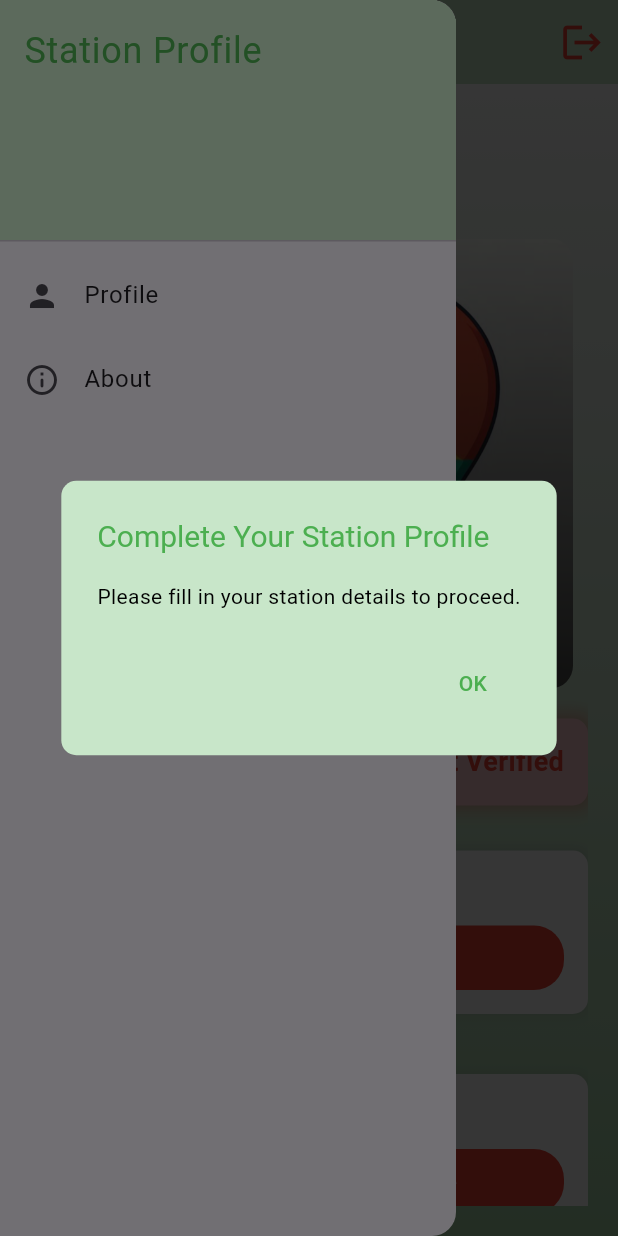
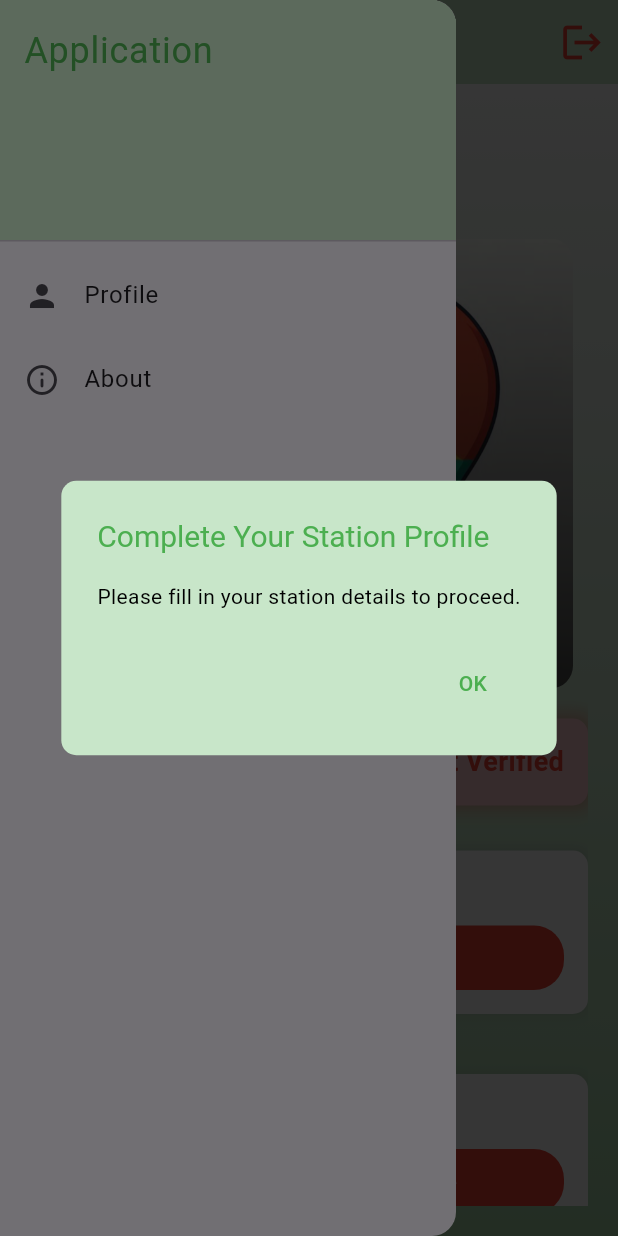
Before and after one commit to levirono/Fuelfinder, a Flutter app: the StationHomePage screen opened directly, with the side drawer open, on a phone screen of 412 x 824 dp. Run offline on Flutter 3.47's test engine with Material 3 defaults, Android fonts, the phone set to English and light mode, and no system bars; our stand-ins replace cloud_firestore, firebase_auth, firebase_core, flutter_local_notifications, flutter_map, flutter_typeahead and 5 more; missing offline and left inert: workmanager; accounts and stored records are empty.

Commit message:
refined the whole application

```diff
--- a/lib/ui/station/station_homepage.dart
+++ b/lib/ui/station/station_homepage.dart
@@ -1,4 +1,4 @@
-import 'package:ff_main/ui/about.dart';
+import 'package:ff_main/utils/station_drawer.dart';
 import 'package:flutter/material.dart';
 import 'package:ff_main/services/auth.dart';
 import 'package:ff_main/services/firestore_service.dart';
@@ -170,47 +170,7 @@ class StationHomePageState extends State<StationHomePage> {
           ),
         ],
       ),
-      drawer: Drawer(
-        child: ListView(
-          padding: EdgeInsets.zero,
-          children: [
-            DrawerHeader(
-              decoration: BoxDecoration(
-                color: Colors.green[100],
-              ),
-              child: const Text(
-                'Station Profile',
-                style: TextStyle(
-                  color: Colors.green,
-                  fontSize: 24.0,
-                ),
-              ),
-            ),
-            ListTile(
-              leading: const Icon(Icons.person),
-              title: const Text('Profile'),
-              onTap: () {
-                Navigator.pop(context);
-                Navigator.push(
-                  context,
-                  MaterialPageRoute(builder: (context) => const StationProfile()),
-                );
-              },
-            ),
-            ListTile(
-              leading: const Icon(Icons.info_outline_rounded),
-              title: const Text('About'),
-              onTap: () {
-                Navigator.pop(context);
-                Navigator.push(
-                  context,
-                  MaterialPageRoute(builder: (context) => const About()),
-                );
-              },
-            ),
-          ],
-        ),
-      ),
+      drawer: const StationDrawer(),
       body: Container(
         decoration: BoxDecoration(
           gradient: LinearGradient(
--- /dev/null
+++ b/lib/utils/station_drawer.dart
@@ -0,0 +1,52 @@
+import 'package:ff_main/ui/about.dart';
+import 'package:ff_main/ui/station/station_profile.dart';
+import 'package:flutter/material.dart';
+
+class StationDrawer extends StatelessWidget {
+  const StationDrawer({super.key});
+
+  @override
+  Widget build(BuildContext context) {
+    return Drawer(
+        child: ListView(
+          padding: EdgeInsets.zero,
+          children: [
+            DrawerHeader(
+              decoration: BoxDecoration(
+                color: Colors.green[100],
+              ),
+              child: const Text(
+                'Application',
+                style: TextStyle(
+                  color: Colors.green,
+                  fontSize: 24.0,
+                ),
+              ),
+            ),
+            ListTile(
+              leading: const Icon(Icons.person),
+              title: const Text('Profile'),
+              onTap: () {
+                Navigator.pop(context);
+                Navigator.push(
+                  context,
+                  MaterialPageRoute(builder: (context) => const StationProfile()),
+                );
+              },
+            ),
+            ListTile(
+              leading: const Icon(Icons.info_outline_rounded),
+              title: const Text('About'),
+              onTap: () {
+                Navigator.pop(context);
+                Navigator.push(
+                  context,
+                  MaterialPageRoute(builder: (context) => const About()),
+                );
+              },
+            ),
+          ],
+        ),
+      );
+  }
+}
```
Also changed, not shown: lib/services/Signup_page.dart (+12 -8 lines), lib/ui/admin/stations.dart (+11 -2 lines), lib/ui/driver/driver_homepage.dart (+62 -98 lines), lib/utils/driver_drawer.dart (added, +59 -0 lines), lib/utils/sticky_header_delegate.dart (added, +24 -0 lines).
